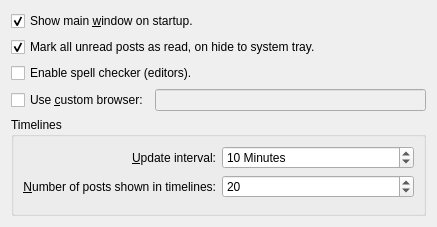
Above: choqok/config/behavior/behaviorconfig_general.ui from KDE/choqok before the change. Below: the same form after it.
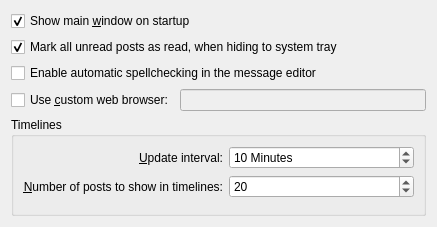
That is the form after the change. Custom widgets are drawn as their Qt base class.

What changed in the file:
```diff
--- a/choqok/config/behavior/behaviorconfig_general.ui
+++ b/choqok/config/behavior/behaviorconfig_general.ui
@@ -14,7 +14,7 @@
    <item>
     <widget class="QCheckBox" name="kcfg_showMainWinOnStart">
      <property name="text">
-      <string>Show main &amp;window on startup.</string>
+      <string>Show main &amp;window on startup</string>
      </property>
      <property name="checked">
       <bool>true</bool>
@@ -27,7 +27,7 @@
       <string/>
      </property>
      <property name="text">
-      <string>Mark all unread posts as read, on hide to system tray.</string>
+      <string>Mark all unread posts as read, when hiding to system tray</string>
      </property>
      <property name="checked">
       <bool>true</bool>
@@ -37,7 +37,7 @@
    <item>
     <widget class="QCheckBox" name="kcfg_enableSpellChecker">
      <property name="text">
-      <string>Enable spell checker (editors).</string>
+      <string>Enable automatic spellchecking in the message editor</string>
      </property>
     </widget>
    </item>
@@ -52,7 +52,7 @@
         </sizepolicy>
        </property>
        <property name="text">
-        <string>Use &amp;custom browser:</string>
+        <string>Use &amp;custom web browser:</string>
        </property>
       </widget>
      </item>
@@ -97,7 +97,7 @@
              </sizepolicy>
             </property>
             <property name="text">
-             <string>&amp;Number of posts shown in timelines:</string>
+             <string>&amp;Number of posts to show in timelines:</string>
             </property>
             <property name="alignment">
              <set>Qt::AlignRight|Qt::AlignTrailing|Qt::AlignVCenter</set>
```
